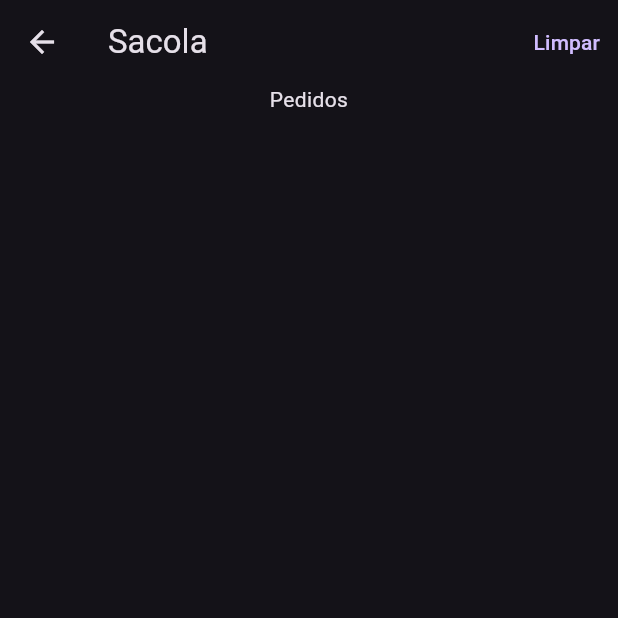
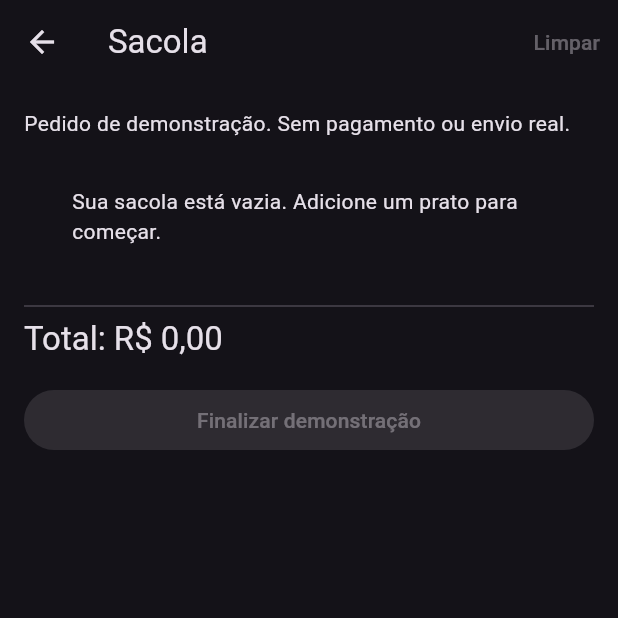
Before and after one commit to Vitor-ferreira11/Aplicativo-Restaurante, a Flutter app: the screen it shows after launch, after a tap on "Bora!", after a tap on the "shopping basket" icon, on a phone screen of 412 x 824 dp, the top half of it. Run offline on Flutter 3.47's test engine with Material 3 defaults, Android fonts, the phone set to English and light mode, and no system bars; our stand-ins replace badges, shared_preferences.

Commit message:
feat: restaurant search, persisted cart and demo checkout (#2)

```diff
--- /dev/null
+++ b/lib/data/restaurant_search.dart
@@ -0,0 +1,39 @@
+import 'package:myapp/model/restaurant.dart';
+
+String normalizeSearch(String value) {
+  var result = value.toLowerCase().trim();
+  const groups = {
+    'a': 'áàâãä',
+    'e': 'éèêë',
+    'i': 'íìîï',
+    'o': 'óòôõö',
+    'u': 'úùûü',
+    'c': 'ç',
+  };
+  for (final entry in groups.entries) {
+    for (final char in entry.value.split('')) {
+      result = result.replaceAll(char, entry.key);
+    }
+  }
+  return result;
+}
+
+List<Restaurant> filterRestaurants(
+  List<Restaurant> restaurants, {
+  String query = '',
+  String? category,
+}) {
+  final term = normalizeSearch(query);
+  return restaurants.where((restaurant) {
+    final categoryMatches =
+        category == null || restaurant.categories.contains(category);
+    final searchable = [
+      restaurant.name,
+      restaurant.description,
+      ...restaurant.dishes.map((dish) => dish.name),
+    ];
+    return categoryMatches &&
+        (term.isEmpty ||
+            searchable.any((text) => normalizeSearch(text).contains(term)));
+  }).toList();
+}
--- a/lib/main.dart
+++ b/lib/main.dart
@@ -1,5 +1,6 @@
 import 'package:flutter/material.dart';
 import 'package:myapp/data/restaurant_data.dart';
+import 'package:myapp/data/cart_storage.dart';
 import 'package:myapp/ui/_core/app_theme.dart';
 import 'package:myapp/ui/_core/bag_provider.dart';
 import 'package:myapp/ui/splash/splash_screen.dart';
@@ -9,6 +10,10 @@ void main() async {
   WidgetsFlutterBinding.ensureInitialized();
   RestaurantData restaurantData = RestaurantData();
   await restaurantData.getRestaurants();
+  final bag = BagProvider(storage: PreferencesCartStorage());
+  await bag.restore(
+    restaurantData.listRestaurant.expand((restaurant) => restaurant.dishes),
+  );
   runApp(
     MultiProvider(
       providers: [
@@ -17,7 +22,7 @@ void main() async {
             return restaurantData;
           },
         ),
-        ChangeNotifierProvider(create: (context) => BagProvider()),
+        ChangeNotifierProvider(create: (context) => bag),
       ],
       child: MyApp(),
     ),
--- a/lib/ui/_core/bag_provider.dart
+++ b/lib/ui/_core/bag_provider.dart
@@ -1,35 +1,109 @@
-import 'package:flutter/material.dart';
+import 'dart:convert';
+import 'package:flutter/foundation.dart';
+import 'package:myapp/data/cart_storage.dart';
 import 'package:myapp/model/dish.dart';
 
 class BagProvider extends ChangeNotifier {
-  List<Dish> dishesOnBag = [];
+  BagProvider({CartStorage? storage}) : _storage = storage;
+  final CartStorage? _storage;
+  final List<Dish> _dishes = [];
+  Future<void> _pending = Future.value();
+  bool _disposed = false;
+  String? storageError;
 
-  addAllDishes(List<Dish> dishes) {
-    dishesOnBag.addAll(dishes);
+  List<Dish> get dishesOnBag => List.unmodifiable(_dishes);
+  int get totalInCents =>
+      _dishes.fold(0, (sum, dish) => sum + dish.price * 100);
+  Future<void> get whenSaved => _pending;
+
+  Future<void> restore(Iterable<Dish> catalog) async {
+    if (_storage == null) return;
+    try {
+      final value = await _storage.read();
+      if (value == null) return;
+      final decoded = jsonDecode(value);
+      if (decoded is! Map ||
+          decoded['version'] != 1 ||
+          decoded['items'] is! Map) {
+        throw const FormatException('Sacola inválida');
+      }
+      final available = {for (final dish in catalog) dish.id: dish};
+      final restored = <Dish>[];
+      for (final entry in (decoded['items'] as Map).entries) {
+        final quantity = entry.value;
+        final dish = available[entry.key];
+        if (dish != null && quantity is int && quantity > 0 && quantity <= 99) {
+          restored.addAll(List.filled(quantity, dish));
+        }
+      }
+      _dishes
+        ..clear()
+        ..addAll(restored);
+      notifyListeners();
+    } catch (_) {
+      storageError =
+          'Não foi possível recuperar a sacola salva. Você pode continuar nesta sessão.';
+    }
+  }
+
+  void addAllDishes(List<Dish> dishes) {
+    for (final dish in dishes) {
+      if (_dishes.where((item) => item.id == dish.id).length < 99) {
+        _dishes.add(dish);
+      }
+    }
+    _changed();
+  }
+
+  void removeDish(Dish dish) {
+    final index = _dishes.indexWhere((item) => item.id == dish.id);
+    if (index < 0) return;
+    _dishes.removeAt(index);
+    _changed();
+  }
+
+  void clearBag() {
+    _dishes.clear();
+    _changed();
+  }
+
+  Map<Dish, int> getMapByAmount() {
+    final firstById = <String, Dish>{};
+    final result = <Dish, int>{};
+    for (final dish in _dishes) {
+      final item = firstById.putIfAbsent(dish.id, () => dish);
+      result[item] = (result[item] ?? 0) + 1;
+    }
+    return result;
+  }
+
+  void _changed() {
+    final storage = _storage;
+    if (storage != null) {
+      final value = jsonEncode({
+        'version': 1,
+        'items': {
+          for (final entry in getMapByAmount().entries)
+            entry.key.id: entry.value,
+        },
+      });
+      _pending = _pending.then((_) async {
+        try {
+          await storage.write(value);
+          storageError = null;
+        } catch (_) {
+          storageError =
+              'Não foi possível salvar a sacola. As alterações ficam apenas nesta sessão.';
+        }
+        if (!_disposed) notifyListeners();
+      });
+    }
     notifyListeners();
   }
 
-  removeDish(Dish dish) {
-    dishesOnBag.remove(dish);
-    notifyListeners();
-  }
-
-  clearBag() {
-    dishesOnBag.clear();
-    notifyListeners();
-  }
-
-  Map<Dish, int> getMapByAmount() {
-    Map<Dish, int> mapResult = {};
-
-    for (Dish dish in dishesOnBag) {
-      if (mapResult[dish] == null) {
-        mapResult[dish] = 1;
-      } else {
-        mapResult[dish] = mapResult[dish]! + 1;
-      }
-    }
-
-    return mapResult;
+  @override
+  void dispose() {
+    _disposed = true;
+    super.dispose();
   }
 }
--- /dev/null
+++ b/lib/ui/_core/money.dart
@@ -0,0 +1,2 @@
+String formatMoney(int cents) =>
+    'R\$ ${(cents / 100).toStringAsFixed(2).replaceAll('.', ',')}';
--- a/lib/ui/checkout/checkout_screen.dart
+++ b/lib/ui/checkout/checkout_screen.dart
@@ -1,78 +1,158 @@
 import 'package:flutter/material.dart';
-import 'package:myapp/model/dish.dart';
 import 'package:myapp/ui/_core/bag_provider.dart';
+import 'package:myapp/ui/_core/money.dart';
 import 'package:provider/provider.dart';
 
-class CheckoutScreen extends StatelessWidget {
+class CheckoutScreen extends StatefulWidget {
   const CheckoutScreen({super.key});
+  @override
+  State<CheckoutScreen> createState() => _CheckoutScreenState();
+}
+
+class _CheckoutScreenState extends State<CheckoutScreen> {
+  bool _submitting = false;
+
+  Future<void> _finish() async {
+    final bag = context.read<BagProvider>();
+    if (_submitting || bag.dishesOnBag.isEmpty) return;
+    final confirmed = await showDialog<bool>(
+      context: context,
+      builder:
+          (context) => AlertDialog(
+            title: const Text('Confirmar demonstração?'),
+            content: Text(
+              'Total: ${formatMoney(bag.totalInCents)}. Este pedido é uma simulação: não haverá pagamento ou envio ao restaurante.',
+            ),
+            actions: [
+              TextButton(
+                onPressed: () => Navigator.pop(context, false),
+                child: const Text('Voltar'),
+              ),
+              FilledButton(
+                onPressed: () => Navigator.pop(context, true),
+                child: const Text('Confirmar demonstração'),
+              ),
+            ],
+          ),
+    );
+    if (confirmed != true || !mounted) return;
+    setState(() => _submitting = true);
+    final total = bag.totalInCents;
+    final items =
+        bag
+            .getMapByAmount()
+            .entries
+            .map((e) => '${e.value} × ${e.key.name}')
+            .toList();
+    bag.clearBag();
+    await bag.whenSaved;
+    if (!mounted) return;
+    setState(() => _submitting = false);
+    await showDialog<void>(
+      context: context,
+      builder:
+          (context) => AlertDialog(
+            title: const Text('Demonstração concluída'),
+            content: SingleChildScrollView(
+              child: Column(
+                mainAxisSize: MainAxisSize.min,
+                crossAxisAlignment: CrossAxisAlignment.start,
+                children: [
+                  ...items.map(Text.new),
+                  const SizedBox(height: 16),
+                  Text('Total simulado: ${formatMoney(total)}'),
+                  const Text(
+                    'Nenhum pagamento foi cobrado e nenhum pedido foi enviado.',
+                  ),
+                  if (bag.storageError != null) Text(bag.storageError!),
+                ],
+              ),
+            ),
+            actions: [
+              FilledButton(
+                onPressed: () => Navigator.pop(context),
+                child: const Text('Continuar explorando'),
+              ),
+            ],
+          ),
+    );
+  }
 
   @override
   Widget build(BuildContext context) {
-    BagProvider bagProvider = Provider.of<BagProvider>(context);
+    final bag = context.watch<BagProvider>();
+    final entries = bag.getMapByAmount().entries.toList();
     return Scaffold(
       appBar: AppBar(
-        title: Text("Sacola"),
+        title: const Text('Sacola'),
         actions: [
           TextButton(
-            onPressed: () {
-              bagProvider.clearBag();
-            },
-            child: Text("Limpar"),
+            onPressed: entries.isEmpty || _submitting ? null : bag.clearBag,
+            child: const Text('Limpar'),
           ),
         ],
       ),
-      body: Padding(
-        padding: const EdgeInsets.symmetric(horizontal: 8.0),
-        child: SingleChildScrollView(
-          child: Column(
-            crossAxisAlignment: CrossAxisAlignment.stretch,
+      body: ListView(
+        padding: const EdgeInsets.all(16),
         children: [
-              Text("Pedidos", textAlign: TextAlign.center),
-              Column(
-                children: List.generate(
-                  bagProvider.getMapByAmount().keys.length,
-                  (index) {
-                    Dish dish =
-                        bagProvider.getMapByAmount().keys.toList()[index];
-
-                    return ListTile(
-                      onTap: () {},
-                      leading: Image.asset(
-                        'assets/dishes/default.png',
-                        width: 48,
-                        height: 48,
+          const Text('Pedido de demonstração. Sem pagamento ou envio real.'),
+          if (bag.storageError != null)
+            Padding(
+              padding: const EdgeInsets.symmetric(vertical: 12),
+              child: Text(
+                bag.storageError!,
+                style: const TextStyle(color: Colors.orange),
               ),
-                      title: Text(dish.name),
-                      subtitle: Text("R\$${dish.price.toStringAsFixed(2)}"),
+            ),
+          if (entries.isEmpty)
+            const Padding(
+              padding: EdgeInsets.all(32),
+              child: Text(
+                'Sua sacola está vazia. Adicione um prato para começar.',
+              ),
+            ),
+          for (final entry in entries)
+            ListTile(
+              contentPadding: EdgeInsets.zero,
+              title: Text(entry.key.name),
+              subtitle: Text(
+                '${formatMoney(entry.key.price * 100)} por unidade · Subtotal: ${formatMoney(entry.key.price * 100 * entry.value)}',
+              ),
               trailing: Row(
                 mainAxisSize: MainAxisSize.min,
                 children: [
                   IconButton(
-                            onPressed: () {
-                              bagProvider.removeDish(dish);
-                            },
-                            icon: Icon(Icons.remove),
+                    tooltip: 'Remover uma unidade de ${entry.key.name}',
+                    onPressed:
+                        _submitting ? null : () => bag.removeDish(entry.key),
+                    icon: const Icon(Icons.remove),
                   ),
+                  Text('${entry.value}'),
+                  IconButton(
+                    tooltip: 'Adicionar uma unidade de ${entry.key.name}',
+                    onPressed:
+                        _submitting || entry.value >= 99
+                            ? null
+                            : () => bag.addAllDishes([entry.key]),
+                    icon: const Icon(Icons.add),
+                  ),
+                ],
+              ),
+            ),
+          const Divider(),
           Text(
-                            bagProvider.getMapByAmount()[dish].toString(),
-                            style: TextStyle(fontSize: 18.0),
+            'Total: ${formatMoney(bag.totalInCents)}',
+            style: Theme.of(context).textTheme.titleLarge,
           ),
-                          IconButton(
-                            onPressed: () {
-                              bagProvider.addAllDishes([dish]);
-                            },
-                            icon: Icon(Icons.add),
+          const SizedBox(height: 16),
+          FilledButton(
+            onPressed: entries.isEmpty || _submitting ? null : _finish,
+            child: Text(
+              _submitting ? 'Concluindo...' : 'Finalizar demonstração',
+            ),
           ),
         ],
       ),
     );
-                  },
-                ),
-              ),
-            ],
-          ),
-        ),
-      ),
-    );
   }
 }
--- a/lib/ui/home/home_screen.dart
+++ b/lib/ui/home/home_screen.dart
@@ -1,61 +1,101 @@
 import 'package:flutter/material.dart';
 import 'package:myapp/data/categories_data.dart';
 import 'package:myapp/data/restaurant_data.dart';
-import 'package:myapp/model/restaurant.dart';
+import 'package:myapp/data/restaurant_search.dart';
 import 'package:myapp/ui/_core/widgets/appbar.dart';
-import 'package:myapp/ui/home/widgets/category_widget.dart';
 import 'package:myapp/ui/home/widgets/restaurant_widget.dart';
 import 'package:provider/provider.dart';
 
-class HomeScreen extends StatelessWidget {
+class HomeScreen extends StatefulWidget {
   const HomeScreen({super.key});
+  @override
+  State<HomeScreen> createState() => _HomeScreenState();
+}
+
+class _HomeScreenState extends State<HomeScreen> {
+  final _search = TextEditingController();
+  String? _category;
+
+  @override
+  void dispose() {
+    _search.dispose();
+    super.dispose();
+  }
 
   @override
   Widget build(BuildContext context) {
-    RestaurantData restaurantData = Provider.of<RestaurantData>(context);
+    final restaurants = filterRestaurants(
+      context.watch<RestaurantData>().listRestaurant,
+      query: _search.text,
+      category: _category,
+    );
     return Scaffold(
-      drawer: Drawer(),
-      appBar: getAppBar(context: context),
-      body: Padding(
-        padding: EdgeInsets.symmetric(horizontal: 24.0),
-        child: SingleChildScrollView(
-          child: Column(
-            spacing: 32.0,
-            crossAxisAlignment: CrossAxisAlignment.start,
+      appBar: getAppBar(context: context, title: 'TechTaste'),
+      body: ListView(
+        padding: const EdgeInsets.all(24),
+        children: [
+          Center(child: Image.asset('assets/logo.png', width: 147)),
+          const SizedBox(height: 24),
+          Text(
+            'Seu próximo sabor está aqui',
+            style: Theme.of(context).textTheme.headlineSmall,
+          ),
+          const SizedBox(height: 16),
+          TextField(
+            controller: _search,
+            decoration: InputDecoration(
+              labelText: 'Buscar restaurante ou prato',
+              prefixIcon: const Icon(Icons.search),
+              suffixIcon:
+                  _search.text.isEmpty
+                      ? null
+                      : IconButton(
+                        tooltip: 'Limpar busca',
+                        icon: const Icon(Icons.close),
+                        onPressed: () => setState(_search.clear),
+                      ),
+            ),
+            onChanged: (_) => setState(() {}),
+          ),
+          const SizedBox(height: 16),
+          Wrap(
+            spacing: 8,
             children: [
-              Center(child: Image.asset('assets/logo.png', width: 147)),
-              Text("Boas-vindas!"),
-              TextFormField(),
-              Text("Escolha por categoria"),
-              SingleChildScrollView(
-                scrollDirection: Axis.horizontal,
-                child: Row(
-                  spacing: 8.0,
-                  children: List.generate(
-                    CategoriesData.listCategories.length,
-                    (index) {
-                      return CategoryWidget(
-                        category: CategoriesData.listCategories[index],
-                      );
-                    },
-                  ),
+              ChoiceChip(
+                label: const Text('Todos'),
+                selected: _category == null,
+                onSelected: (_) => setState(() => _category = null),
+              ),
+              for (final category in CategoriesData.listCategories)
+                ChoiceChip(
+                  label: Text(category),
+                  selected: _category == category,
+                  onSelected:
+                      (selected) => setState(
+                        () => _category = selected ? category : null,
+                      ),
                 ),
-              ),
-              Image.asset("assets/banners/banner_promo.png"),
-              Text("Bem avaliados"),
-              Column(
-                spacing: 16.0,
-                children: List.generate(restaurantData.listRestaurant.length, (
-                  index,
-                ) {
-                  Restaurant restaurant = restaurantData.listRestaurant[index];
-                  return RestaurantWidget(restaurant: restaurant);
-                }),
-              ),
-              SizedBox(height: 64.0),
             ],
           ),
-        ),
+          const SizedBox(height: 24),
+          Text(
+            '${restaurants.length} restaurante(s) encontrado(s)',
+            style: Theme.of(context).textTheme.titleMedium,
+          ),
+          const SizedBox(height: 16),
+          if (restaurants.isEmpty)
+            const Padding(
+              padding: EdgeInsets.all(24),
+              child: Text(
+                'Nenhum restaurante encontrado. Experimente outra busca ou categoria.',
+              ),
+            ),
+          for (final restaurant in restaurants)
+            Padding(
+              padding: const EdgeInsets.only(bottom: 20),
+              child: RestaurantWidget(restaurant: restaurant),
+            ),
+        ],
       ),
     );
   }
--- a/lib/ui/home/widgets/restaurant_widget.dart
+++ b/lib/ui/home/widgets/restaurant_widget.dart
@@ -23,7 +23,8 @@ class RestaurantWidget extends StatelessWidget {
         spacing: 12.0,
         children: [
           Image.asset('assets/${restaurant.imagePath}', width: 72),
-          Column(
+          Expanded(
+            child: Column(
               crossAxisAlignment: CrossAxisAlignment.start,
               children: [
                 Text(
@@ -38,6 +39,7 @@ class RestaurantWidget extends StatelessWidget {
                 Text('${restaurant.distance}km'),
               ],
             ),
+          ),
         ],
       ),
     );
--- a/pubspec.yaml
+++ b/pubspec.yaml
@@ -35,6 +35,7 @@ dependencies:
   # Use with the CupertinoIcons class for iOS style icons.
   cupertino_icons: ^1.0.8
   provider: ^6.1.2
+  shared_preferences: 2.5.3
   badges: ^3.1.2
 
 dev_dependencies:
```
Also changed, not shown: lib/data/cart_storage.dart (added, +17 -0 lines), pubspec.lock, 4 other files. Lines whose indentation alone changed are shown as unchanged.
